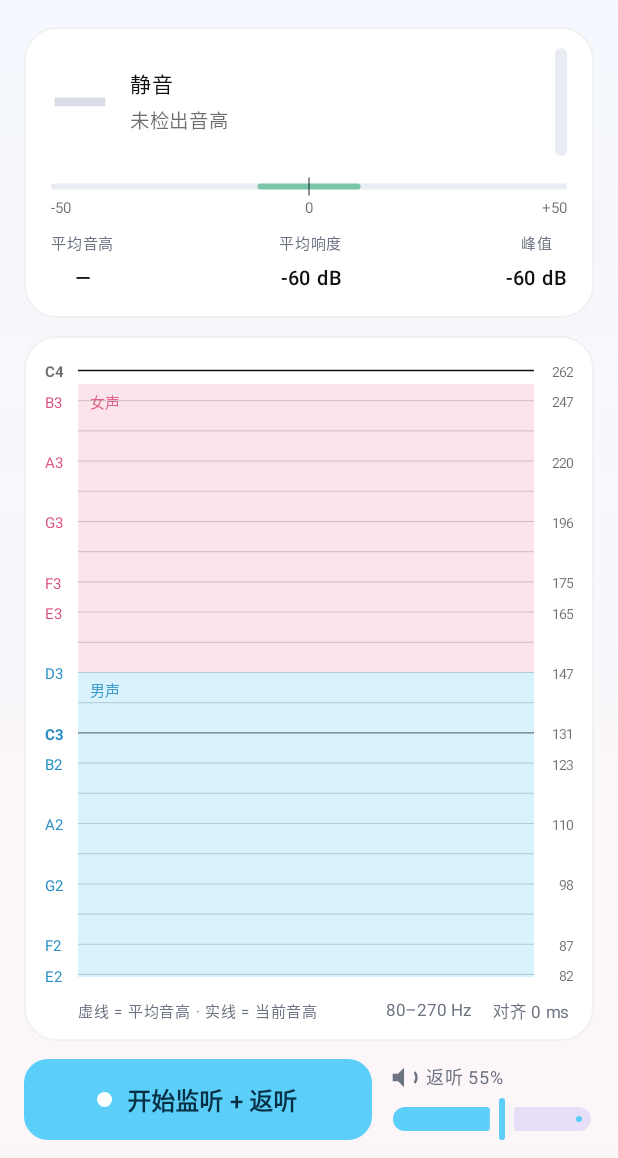
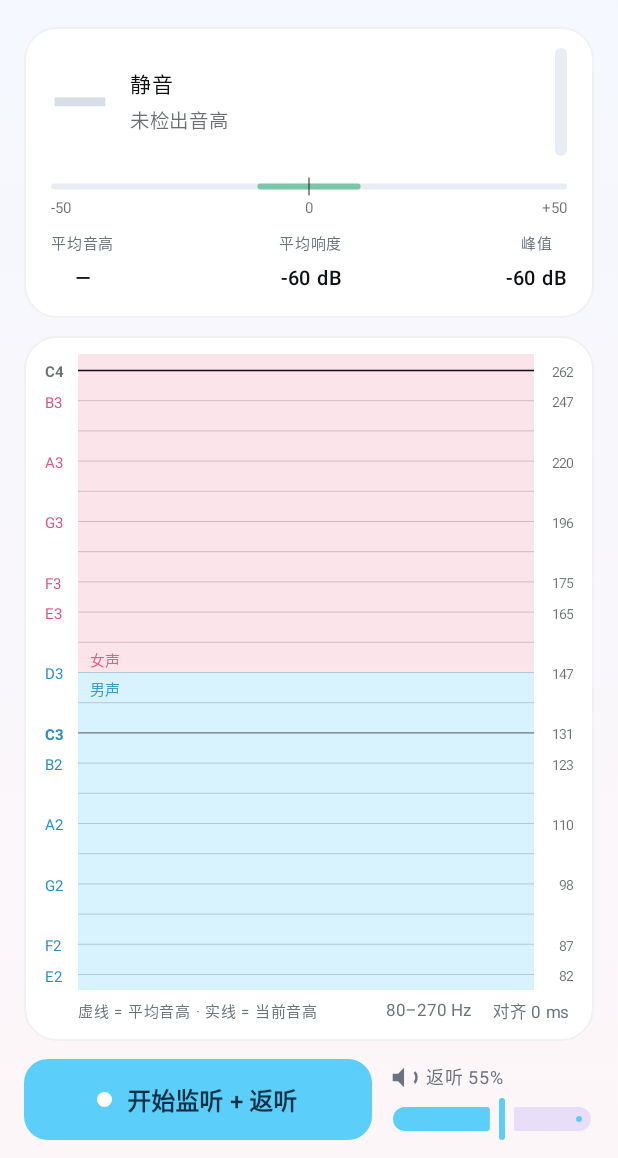
Before and after one commit to vera-qwang/pinkvoice, an Android app built with Jetpack Compose: the screen it shows after launch (MainActivity), on a phone screen of 412 x 824 dp, the part 78-1236 px from its top. Run offline under Robolectric (Android 15) with nearby library versions, the phone set to English and light mode, and no system bars.

Commit message:
fix(ui): 色带改成无限延伸；滑动方向改为内容跟着手指走
## 1. 滑动方向反过来

之前按"数值轴直觉"做的（往上滑 = 看更高频率），改成**内容跟着手指走**：
往上滑 → 曲线往上移 → 看到更低的频率。和滚动文档、看地图一致。

## 2. 色带渲染范围不对

之前色带是有限区间（男声 82–147、女声 147–255），滑到 255 Hz 以上时
两个色带都在视野外，整个绘图区变成一片空白——看着像坏了。

改成**无限延伸**：147 Hz（D3）以下整片男声区浅蓝，以上整片女声区浅粉。
色带只回答"这里是男声还是女声"，不会因为滑动而失效。

（标准音域的 82 / 255 边界线试过用粗线画出来，视觉上太重，又给删了。）

## 标签位置也跟着改了

色带无限延伸后，"女声/男声"标签有两种摆法：
- 视野横跨分界线 → 贴着分界线（女声在上、男声在下）
- 整个视野在同一侧 → 贴在绘图区的上/下边缘

bandLabelY() 的签名跟着改了，返回值也从"音域边界"变成"标签顶边"。

## 测试

BandLabelPositionTest 重写（5 个），覆盖：
视野横跨分界 / 全在女声区 / 全在男声区 / 标签始终在画布内 /
两个标签不重叠。

真机验证：默认范围、56–191 Hz、40–135 Hz 三种状态下色带都正确。

```diff
--- a/app/src/main/java/com/vera/pinkvoice/ui/FrequencyRange.kt
+++ b/app/src/main/java/com/vera/pinkvoice/ui/FrequencyRange.kt
@@ -49,11 +49,10 @@ class FrequencyRange internal constructor(
      * @param deltaPx 手指纵向位移（像素，向下为正）
      * @param heightPx 绘图区高度（像素）
      *
-     * 方向：**往上滑 → 看到更高的频率**。
+     * 方向：**内容跟着手指走**。
      *
-     * 这里没有跟着"内容走"（那会让上滑变成看低频），
-     * 而是按数值轴的直觉来：频率轴上高在上，往上推就是往高频看。
-     * 和推子、变速轮、调音轮的肌肉记忆一致。
+     * 手指往上滑 → 曲线往上移 → 露出下面那段 → 看到更低的频率。
+     * 和滚动文档、看地图的直觉一致（往上拖地图，看到的是更南边）。
      */
     fun pan(deltaPx: Float, heightPx: Float) {
         if (heightPx <= 0f || deltaPx == 0f) return
@@ -61,8 +60,7 @@ class FrequencyRange internal constructor(
         val logMax = ln(max.toDouble()).toFloat()
         val span = logMax - logMin
         // 拖过整个绘图区的高度 = 走完一整个跨度的对数距离
-        // 取负号：手指向上（deltaPx < 0）→ 频率升高
-        val delta = -deltaPx * span / heightPx
+        val delta = deltaPx * span / heightPx
         shift(logMin + delta, logMax + delta, span)
     }
 
--- a/app/src/main/java/com/vera/pinkvoice/ui/PitchCurve.kt
+++ b/app/src/main/java/com/vera/pinkvoice/ui/PitchCurve.kt
@@ -300,25 +300,46 @@ fun PitchCurve(
 }
 
 /**
- * 音域标签的纵向位置。
+ * 音域标签的纵向位置（文字顶边）。
  *
- * @param bandStart 音域下限（Hz）
- * @param bandEnd   音域上限（Hz）
- * @return 标签的 y 坐标；音域完全不在可见范围内时返回 null（不画标签）
+ * 色带是无限延伸的，所以标签有两种摆法：
+ * - 视野横跨分界线 → 贴着分界线（女声在上、男声在下）
+ * - 整个视野都在同一侧 → 贴在绘图区的上/下边缘
+ *
+ * @param female 要算女声标签（true）还是男声标签（false）
+ * @param splitY 分界线（147 Hz）的 y 坐标
+ * @param labelHeight 文字高度（px）
+ * @param gap 与分界线/边缘的间距（px）
+ * @return 标签顶边的 y；该音域完全不在视野内时返回 null（不画）
  */
 internal fun bandLabelY(
-    bandStart: Float,
-    bandEnd: Float,
+    female: Boolean,
     fMin: Float,
     fMax: Float,
+    splitY: Float,
     height: Float,
-): Float? {
-    // 只画和可见范围有交集的那一段
-    val visStart = maxOf(fMin, bandStart)
-    val visEnd = minOf(fMax, bandEnd)
-    if (visEnd <= visStart) return null
-    // 交集的高频端在上方
-    return yFor(visEnd, height, fMin, fMax)
+    labelHeight: Float,
+    gap: Float,
+): Float? = if (female) {
+    // 女声区在分界以上
+    if (fMax <= BandBoundaryHz) {
+        null
+    } else if (fMin >= BandBoundaryHz) {
+        // 整个视野都在女声区 → 贴顶部
+        gap
+    } else {
+        splitY - gap - labelHeight
+    }
+} else {
+    // 男声区在分界以下
+    if (fMin >= BandBoundaryHz) {
+        null
+    } else if (fMax <= BandBoundaryHz) {
+        // 整个视野都在男声区 → 贴底部
+        height - gap - labelHeight
+    } else {
+        splitY + gap
+    }
 }
 
 private fun DrawScope.drawBands(
@@ -330,34 +351,39 @@ private fun DrawScope.drawBands(
     fMax: Float,
     palette: VoicePalette,
 ) {
-    // 女声区
-    val femaleTop = yFor(FemaleRange.endInclusive, height, fMin, fMax)
-    val femaleBottom = yFor(FemaleRange.start, height, fMin, fMax)
+    // 男女声分界（D3 = 147 Hz）
+    val splitY = yFor(BandBoundaryHz, height, fMin, fMax)
+
+    // 色带是**无限延伸**的：分界以下整片男声区浅蓝，以上整片女声区浅粉。
+    //
+    // 之前色带是有限区间（82–147 / 147–255），滑到 255 Hz 以上时
+    // 两个色带都在视野外，整个绘图区变成一片空白——看着像坏了。
+    // 现在色带只回答"这里是男声还是女声"，具体落在哪个音区
+    // 由那三条标准边界线（82 / 147 / 255 Hz）标出。
     drawRect(
         color = palette.femaleBand,
-        topLeft = Offset(left, femaleTop),
-        size = Size(width, femaleBottom - femaleTop),
+        topLeft = Offset(left, 0f),
+        size = Size(width, splitY),
     )
-    // 男声区
-    val maleTop = yFor(MaleRange.endInclusive, height, fMin, fMax)
-    val maleBottom = yFor(MaleRange.start, height, fMin, fMax)
     drawRect(
         color = palette.maleBand,
-        topLeft = Offset(left, maleTop),
-        size = Size(width, maleBottom - maleTop),
+        topLeft = Offset(left, splitY),
+        size = Size(width, height - splitY),
     )
-    // 标签只在音域**可见**时画。
+    // 标签只在对应音域**可见**时画。
     //
-    // 之前是无条件画，位置取自 yFor(音域边界)。而 yFor 会把频率钳到
-    // [fMin, fMax]，所以范围滑到男声区以下时，"女声"标签会被放到画布
-    // **下方**——drawText 拿「画布尺寸 − 位置」当布局约束，算出负的
-    // maxHeight，直接抛 IllegalArgumentException 把 App 干翻。
-    bandLabelY(FemaleRange.start, FemaleRange.endInclusive, fMin, fMax, height)?.let { labelY ->
+    // 位置由 bandLabelY 算——它保证标签一定在画布内。
+    // （之前是无条件画、位置取自 yFor(音域边界)，而 yFor 会把频率钳到
+    //   可见范围，范围滑到音域外时标签会被放到画布**下方**，
+    //   drawText 算出负的布局约束，直接把 App 干翻。）
+    val labelHeight = 11f.dp.toPx()
+    val gap = 4f.dp.toPx()
+    bandLabelY(true, fMin, fMax, splitY, height, labelHeight, gap)?.let { labelY ->
         drawLabel(
             textMeasurer = textMeasurer,
             text = "女声",
             x = left + 8.dp.toPx(),
-            y = labelY + 5.dp.toPx(),
+            y = labelY,
             style = TextStyle(
                 fontSize = 10.sp,
                 color = palette.trace.copy(alpha = 0.9f),
@@ -365,12 +391,12 @@ private fun DrawScope.drawBands(
             ),
         )
     }
-    bandLabelY(MaleRange.start, MaleRange.endInclusive, fMin, fMax, height)?.let { labelY ->
+    bandLabelY(false, fMin, fMax, splitY, height, labelHeight, gap)?.let { labelY ->
         drawLabel(
             textMeasurer = textMeasurer,
             text = "男声",
             x = left + 8.dp.toPx(),
-            y = labelY + 5.dp.toPx(),
+            y = labelY,
             style = TextStyle(
                 fontSize = 10.sp,
                 color = palette.primaryInk.copy(alpha = 0.9f),
```
Also changed, not shown: 3 other files.
